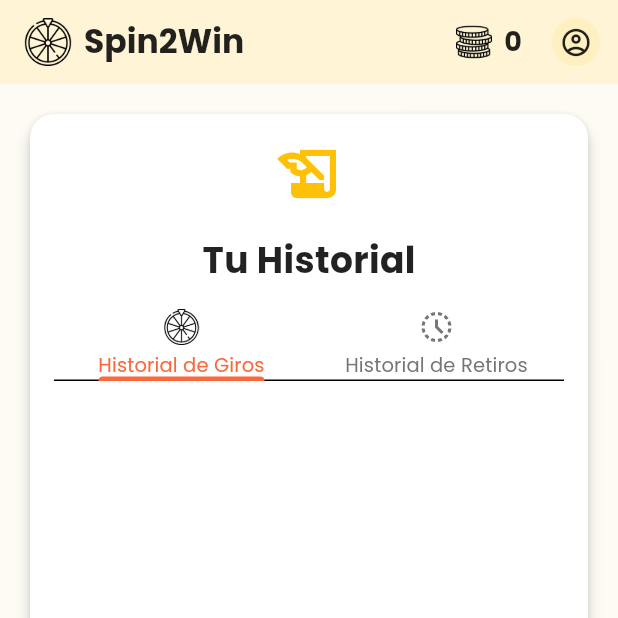
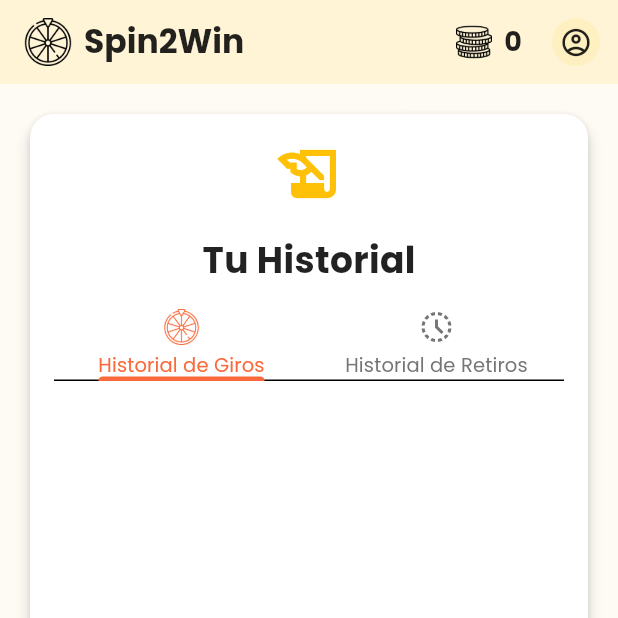
Before and after one commit to AlexisleonelIMP/Spin2Win_V2, a Flutter app: the screen it shows once a user with an empty profile is signed in, item 3 of the bottom bar chosen, on a phone screen of 412 x 824 dp, the top half of it. Run offline on Flutter 3.47's test engine with Material 3 defaults, Android fonts, the phone set to English and light mode, and no system bars; our stand-ins replace cloud_firestore, connectivity_plus, firebase_auth, firebase_core, google_sign_in, shared_preferences; accounts and stored records are empty; network calls fail.

Commit message:
detalles de colores en iconos

```diff
--- a/lib/main.dart
+++ b/lib/main.dart
@@ -408,10 +408,12 @@ Usuario UID: ${user.uid}
         throw 'Could not launch $emailLaunchUri';
       }
     } catch (e) {
-      ScaffoldMessenger.of(context).showSnackBar(
-        const SnackBar(
-            content: Text('No se pudo abrir la aplicación de correo.')),
-      );
+      if (mounted) {
+        ScaffoldMessenger.of(context).showSnackBar(
+          const SnackBar(
+              content: Text('No se pudo abrir la aplicación de correo.')),
+        );
+      }
     }
   }
 
@@ -651,8 +653,6 @@ Usuario UID: ${user.uid}
     );
   }
 }
-// ... (El resto del código como HomePage, FortuneWheel, etc., va aquí)
-// ... Asegúrate de pegar el resto del archivo que ya tenías
 
 // =======================================================================
 // ===== 4. PÁGINA DE JUEGO (RULETA) =====
@@ -1518,6 +1518,12 @@ class _HistoryPageState extends State<HistoryPage>
   void initState() {
     super.initState();
     _tabController = TabController(length: 2, vsync: this);
+    // Le decimos al controlador que nos avise cuando cambia la pestaña para redibujar
+    _tabController.addListener(() {
+      if (mounted) {
+        setState(() {});
+      }
+    });
   }
 
   @override
@@ -1528,6 +1534,8 @@ class _HistoryPageState extends State<HistoryPage>
 
   @override
   Widget build(BuildContext context) {
+    final isDarkMode = Theme.of(context).brightness == Brightness.dark;
+
     return Padding(
       padding: const EdgeInsets.all(16.0),
       child: Card(
@@ -1562,6 +1570,15 @@ class _HistoryPageState extends State<HistoryPage>
                           'assets/rueda-de-la-fortuna.png',
                           height: 24,
                           width: 24,
+                          // <<--- LÓGICA DE COLOR MEJORADA AQUÍ --->>
+                          color: _tabController.index == 0
+                              ? Theme.of(context)
+                                  .colorScheme
+                                  .secondary // Color cuando está seleccionada
+                              : (isDarkMode
+                                  ? Colors.grey
+                                      .shade400 // Color no seleccionada en modo oscuro
+                                  : null), // Color original no seleccionada en modo claro
                         ),
                         const SizedBox(height: 4),
                         const Text('Historial de Giros',
```
